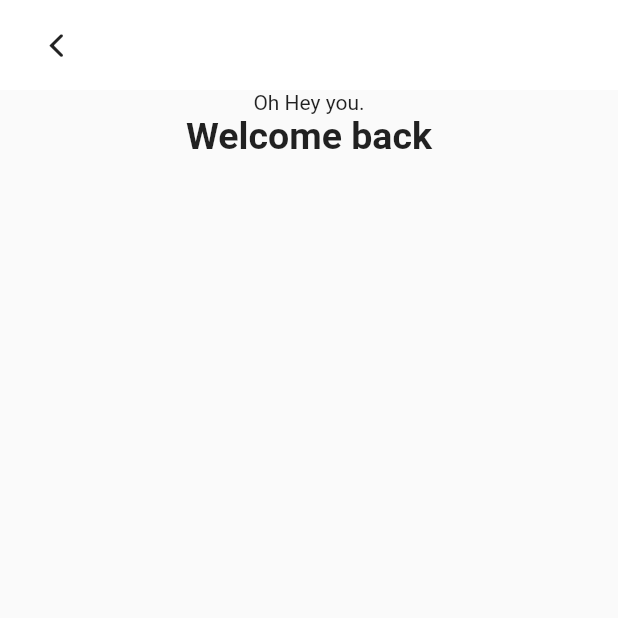
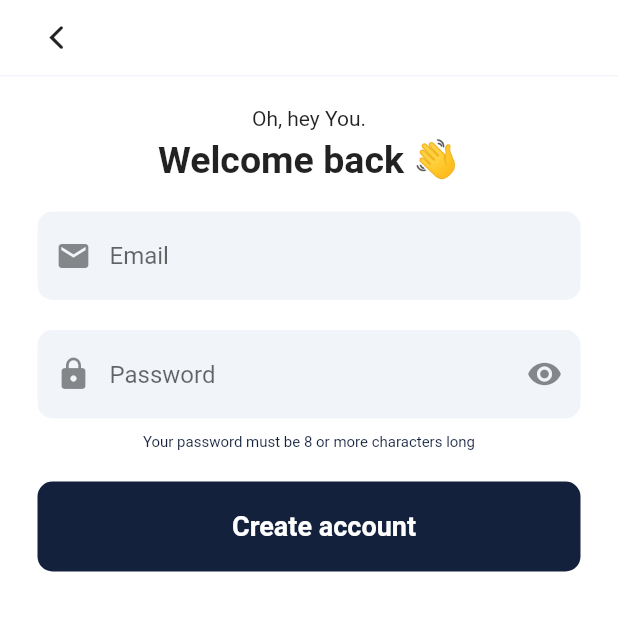
Before and after one commit to LeonLaptop/fitness, a Flutter app: the screen it shows after launch, after a tap on "Log In", on a phone screen of 412 x 824 dp, the top half of it. Run offline on Flutter 3.47's test engine with Material 2 defaults, Android fonts, the phone set to English and light mode, and no system bars; our stand-ins replace carousel_slider; missing offline and left inert: wc_form_validators.

Commit message:
finished login page

```diff
--- a/lib/components/topbar.dart
+++ b/lib/components/topbar.dart
@@ -1,4 +1,5 @@
 import 'package:flutter/material.dart';
+import 'package:login_screen/assets/colors.dart';
 import 'package:login_screen/assets/textstyle.dart';
 
 class Topbar extends StatelessWidget {
@@ -11,12 +12,14 @@ class Topbar extends StatelessWidget {
 
   @override
   Widget build(BuildContext context) {
-    return Container(
+    return Column(
+      children: [
+        Container(
           padding: EdgeInsets.only(
             left: 25.0,
             right: 25.0,
                   ),
-      height: 60.0,
+          height: 50.0,
           width: double.infinity,
           color: Colors.white,
           child: Row(
@@ -39,6 +42,9 @@ class Topbar extends StatelessWidget {
               Icon(iconRight)
             ],
           ),
+        ),
+        Container(height: 1, width: double.infinity, color: ligthGreyColor,)
+      ],
     );
   }
 }
--- a/lib/screens/login_screen.dart
+++ b/lib/screens/login_screen.dart
@@ -1,9 +1,10 @@
-import 'dart:html';
-
 import 'package:flutter/cupertino.dart';
 import 'package:flutter/material.dart';
+import 'package:login_screen/assets/colors.dart';
 import 'package:login_screen/assets/textstyle.dart';
 import 'package:login_screen/components/topbar.dart';
+import 'package:login_screen/screens/sign_up_screen.dart';
+import 'package:wc_form_validators/wc_form_validators.dart';
 
 class LoginScreen extends StatefulWidget {
   @override
@@ -11,6 +12,7 @@ class LoginScreen extends StatefulWidget {
 }
 
 class _LoginScreenState extends State<LoginScreen> {
+  final _formKey = GlobalKey<FormState>();
   IconData icon = Icons.visibility;
   bool encodedInput = true;
 
@@ -29,6 +31,10 @@ class _LoginScreenState extends State<LoginScreen> {
   Widget build(BuildContext context) {
     return Scaffold(
       body: SafeArea(
+        child: Container(
+          width: double.infinity,
+          height: double.infinity,
+          color: Colors.white,
           child: Column(
             children: [
               Topbar(
@@ -38,12 +44,122 @@ class _LoginScreenState extends State<LoginScreen> {
                 title: "",
                 iconLeft: CupertinoIcons.back,
               ),
-            Text("Oh Hey you."),
+              SizedBox(
+                height: 20.0,
+              ),
+              Padding(
+                padding: const EdgeInsets.only(bottom: 5.0),
+                child: Text("Oh, hey You."),
+              ),
               Text(
-              "Welcome back",
+                "Welcome back 👋",
                 style: signHeader,
               ),
+              Padding(
+                padding:
+                    const EdgeInsets.only(top: 20.0, left: 25.0, right: 25.0),
+                child: Form(
+                  key: _formKey,
+                  child: Column(
+                    children: [
+// =================================== Email Formfield =================================== \\
+                      Padding(
+                        padding: const EdgeInsets.only(bottom: 20.0),
+                        child: TextFormField(
+                          validator: Validators.compose([
+                            Validators.email("Inalid email address."),
+                            Validators.required("Please enter a email address.")
+                          ]),
+                          obscureText: false,
+                          textAlign: TextAlign.left,
+                          keyboardType: TextInputType.text,
+                          decoration: InputDecoration(
+                            prefixIcon: Icon(Icons.email),
+                            hintText: "Email",
+                            hintStyle: TextStyle(fontSize: 16),
+                            border: OutlineInputBorder(
+                              borderRadius: BorderRadius.circular(10),
+                              borderSide: BorderSide(
+                                width: 0,
+                                style: BorderStyle.none,
+                              ),
+                            ),
+                            filled: true,
+                            contentPadding: EdgeInsets.all(20),
+                            fillColor: ligthGreyColor,
+                          ),
+                        ),
+                      ),
+// =================================== Password Formfield =================================== \\
+                      TextFormField(
+                        validator: Validators.compose([
+                          Validators.minLength(8, 'Characters are less than 8'),
+                          Validators.required("Please enter a valid password."),
+                        ]),
+                        autofocus: false,
+                        obscureText: encodedInput,
+                        textAlign: TextAlign.left,
+                        keyboardType: TextInputType.text,
+                        decoration: InputDecoration(
+                          suffixIcon: GestureDetector(
+                            onTap: _showPW,
+                            child: Icon(icon),
+                          ),
+                          prefixIcon: Icon(Icons.lock),
+                          hintText: "Password",
+                          hintStyle: TextStyle(fontSize: 16),
+                          border: OutlineInputBorder(
+                            borderRadius: BorderRadius.circular(10),
+                            borderSide: BorderSide(
+                              width: 0,
+                              style: BorderStyle.none,
+                            ),
+                          ),
+                          filled: true,
+                          contentPadding: EdgeInsets.all(20),
+                          fillColor: ligthGreyColor,
+                        ),
+                      ),
+                      PasswordRules(),
+// =================================== Password Formfield =================================== \\
+                      GestureDetector(
+                        onTap: () {
+                          if (_formKey.currentState.validate()) {
+                            ScaffoldMessenger.of(context).showSnackBar(
+                              SnackBar(
+                                content: Text("Account is created."),
+                              ),
+                            );
+                          }
+                        },
+                        child: Container(
+                          width: double.infinity,
+                          height: 60.0,
+                          decoration: BoxDecoration(
+                            color: darkBlueColor,
+                            borderRadius: BorderRadius.circular(10.0),
+                          ),
+                          child: Row(
+                            crossAxisAlignment: CrossAxisAlignment.center,
+                            mainAxisAlignment: MainAxisAlignment.center,
+                            children: [
+                              Padding(
+                                padding: const EdgeInsets.only(left: 20.0),
+                                child: Text(
+                                  "Create account",
+                                  style: whiteBoldText,
+                                ),
+                              )
                             ],
+                          ),
+                        ),
+                      )
+                    ],
+                  ),
+                ),
+              ),
+            ],
+          ),
         ),
       ),
     );
--- a/lib/screens/sign_up_screen.dart
+++ b/lib/screens/sign_up_screen.dart
@@ -56,14 +56,14 @@ class _SignUpScreenState extends State<SignUpScreen> {
                   },
                 ),
                 Padding(
-                  padding: const EdgeInsets.only(top: 10.0),
+                  padding: const EdgeInsets.only(top: 20.0),
                   child: Text(
-                    "Sign Up",
+                    "Sign Up ✍",
                     style: signHeader,
                   ),
                 ),
                 Container(
-                  padding: EdgeInsets.only(top: 15.0, bottom: 40.0),
+                  padding: EdgeInsets.only(top: 15.0, bottom: 20.0),
                   width: 300.0,
                   child: Text(
                     "Create an account to start your own 60 second challenge!",
@@ -208,16 +208,17 @@ class _SignUpScreenState extends State<SignUpScreen> {
                 ),
                 SignUpPolicyTermsOfUse(),
                 Padding(
-                  padding: const EdgeInsets.only(top: 100.0),
+                  padding: const EdgeInsets.only(top: 80.0),
                   child: RichText(
-                      text: TextSpan(
-                          style: DefaultTextStyle.of(context).style,
-                          children: [
-                        TextSpan(
-                            text: "Already have an account?",
-                            style: smallText12),
-                        TextSpan(text: " Sign in", style: smallBlackBoldText)
-                      ])),
+                      text: TextSpan(children: [
+                    TextSpan(
+                        text: "Already have an account?",
+                        style: TextStyle(
+                            fontSize: 12,
+                            decoration: TextDecoration.none,
+                            color: darkBlueColor)),
+                    TextSpan(text: " Sign in", style: smallBlackBoldText)
+                  ])),
                 )
               ],
             ),
```
Lines whose indentation alone changed are shown as unchanged.
